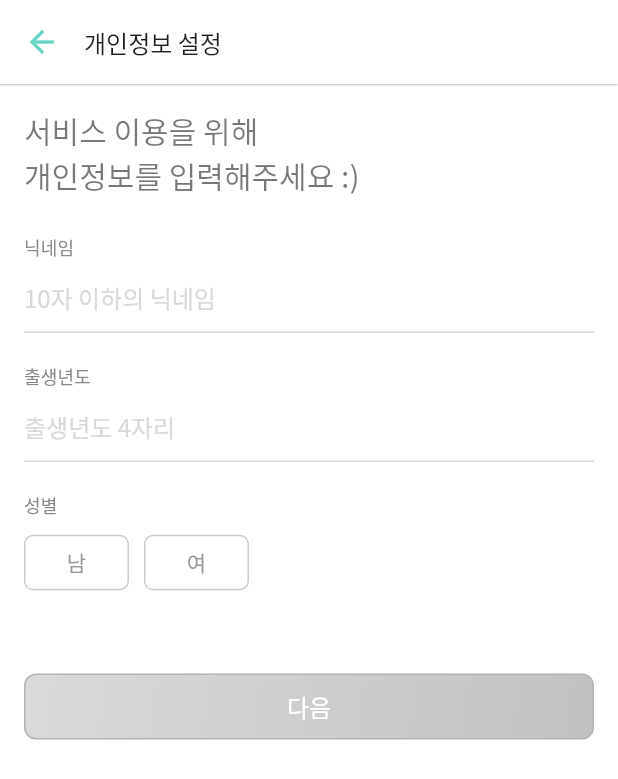
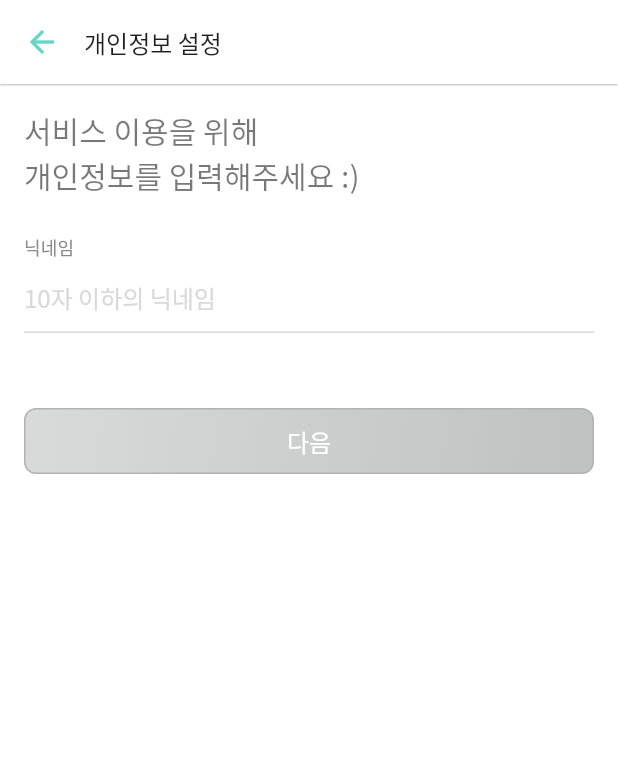
Before and after one commit to Semodrug/semo_ver2, a Flutter app: the GetPrivacyPage screen opened by its route, after a tap on "다음", on a phone screen of 412 x 824 dp. Shown: the top 779 px of the screen. Run offline on Flutter 3.47's test engine with Material 2 defaults, Android fonts, the phone set to English and light mode, and no system bars; our stand-ins replace camera, carousel_slider, cloud_firestore, firebase_auth, firebase_core, firebase_storage and 7 more; missing offline and left inert: camera_platform_interface, dynamic_text_highlighting, firebase_ml_vision, flutter_email_sender, flutter_facebook_auth, tflite; accounts and stored records are empty.

Commit message:
생년월일/성별 입력 제외

```diff
--- a/lib/bottom_bar.dart
+++ b/lib/bottom_bar.dart
@@ -208,7 +208,7 @@ class _BottomBarState extends State<BottomBar> {
                     height: 24,
                     width: 42,
                     child: Center(
-                      child: Text("BETA",
+                      child: Text("체험판",
                           style: Theme.of(context).textTheme.subtitle2.copyWith(
                               color: primary600_bold_text, fontSize: 12)),
                     ),
--- a/lib/home/home.dart
+++ b/lib/home/home.dart
@@ -1107,7 +1107,7 @@ class _HomePageState extends State<HomePage> {
                     height: 20,
                     width: 55,
                     child: Center(
-                      child: Text("Beta",
+                      child: Text("체험판",
                           style: Theme.of(context).textTheme.bodyText1.copyWith(
                               color: primary600_bold_text, fontSize: 13)),
                     ),
--- a/lib/initial/2_get_privacy.dart
+++ b/lib/initial/2_get_privacy.dart
@@ -53,14 +53,14 @@ class _GetPrivacyPageState extends State<GetPrivacyPage> {
                     height: 24,
                   ),
                   nickname(),
-                  SizedBox(
-                    height: 20.0,
-                  ),
-                  birthYear(),
-                  SizedBox(
-                    height: 20.0,
-                  ),
-                  sex(),
+                  // SizedBox(
+                  //   height: 20.0,
+                  // ),
+                  // birthYear(),
+                  // SizedBox(
+                  //   height: 20.0,
+                  // ),
+                  // sex(),
                   SizedBox(height: 50.0),
                   submit(context),
                 ],
@@ -173,23 +173,26 @@ class _GetPrivacyPageState extends State<GetPrivacyPage> {
 
     return IYMYSubmitButton(
       context: context,
-      isDone: _isNicknameFilled && _isBirthYearFilled && _isGenderFilled,
+      isDone: _isNicknameFilled,
+      // && _isBirthYearFilled && _isGenderFilled,
       textString: '다음',
       onPressed: () async {
-        if (_isNicknameFilled && _isBirthYearFilled && _isGenderFilled) {
+        if (_isNicknameFilled /*&& _isBirthYearFilled && _isGenderFilled*/) {
           // validation check
-          if (birthYearMaskFormatter.getUnmaskedText().length != 4) {
-            print(birthYearMaskFormatter.getUnmaskedText().length);
-            ScaffoldMessenger.of(context).showSnackBar(SnackBar(
-                content: Text(
-                  '입력하신 항목을 다시 확인해주세요',
-                  textAlign: TextAlign.center,
-                ),
-                shape: RoundedRectangleBorder(
-                    borderRadius: BorderRadius.all(Radius.circular(8))),
-                behavior: SnackBarBehavior.floating,
-                backgroundColor: Colors.black.withOpacity(0.87)));
-          } else if (_nicknameController.text.length >= 10) {
+          // if (birthYearMaskFormatter.getUnmaskedText().length != 4) {
+          //   print(birthYearMaskFormatter.getUnmaskedText().length);
+          //   ScaffoldMessenger.of(context).showSnackBar(SnackBar(
+          //       content: Text(
+          //         '입력하신 항목을 다시 확인해주세요',
+          //         textAlign: TextAlign.center,
+          //       ),
+          //       shape: RoundedRectangleBorder(
+          //           borderRadius: BorderRadius.all(Radius.circular(8))),
+          //       behavior: SnackBarBehavior.floating,
+          //       backgroundColor: Colors.black.withOpacity(0.87)));
+          // } else
+
+          if (_nicknameController.text.length >= 10) {
             print(_nicknameController.text);
             ScaffoldMessenger.of(context).showSnackBar(SnackBar(
                 content: Text(
@@ -200,18 +203,20 @@ class _GetPrivacyPageState extends State<GetPrivacyPage> {
                     borderRadius: BorderRadius.all(Radius.circular(8))),
                 behavior: SnackBarBehavior.floating,
                 backgroundColor: Colors.black.withOpacity(0.87)));
-          } else if (2020 < int.parse(_birthYearController.text) ||
-              int.parse(_birthYearController.text) <= 1900) {
-            ScaffoldMessenger.of(context).showSnackBar(SnackBar(
-                content: Text(
-                  '생년월일을 올바르게 입력해주세요',
-                  textAlign: TextAlign.center,
-                ),
-                shape: RoundedRectangleBorder(
-                    borderRadius: BorderRadius.all(Radius.circular(8))),
-                behavior: SnackBarBehavior.floating,
-                backgroundColor: Colors.black.withOpacity(0.87)));
-          } else {
+          }
+          //   else if (2020 < int.parse(_birthYearController.text) ||
+          //     int.parse(_birthYearController.text) <= 1900) {
+          //   ScaffoldMessenger.of(context).showSnackBar(SnackBar(
+          //       content: Text(
+          //         '생년월일을 올바르게 입력해주세요',
+          //         textAlign: TextAlign.center,
+          //       ),
+          //       shape: RoundedRectangleBorder(
+          //           borderRadius: BorderRadius.all(Radius.circular(8))),
+          //       behavior: SnackBarBehavior.floating,
+          //       backgroundColor: Colors.black.withOpacity(0.87)));
+          // }
+          else {
             var result =
                 await DatabaseService().isUnique(_nicknameController.text);
             // if (_nicknameController.text == widget.userData.nickname)
```
Also changed, not shown: 2 other files. Lines whose indentation alone changed are shown as unchanged.
